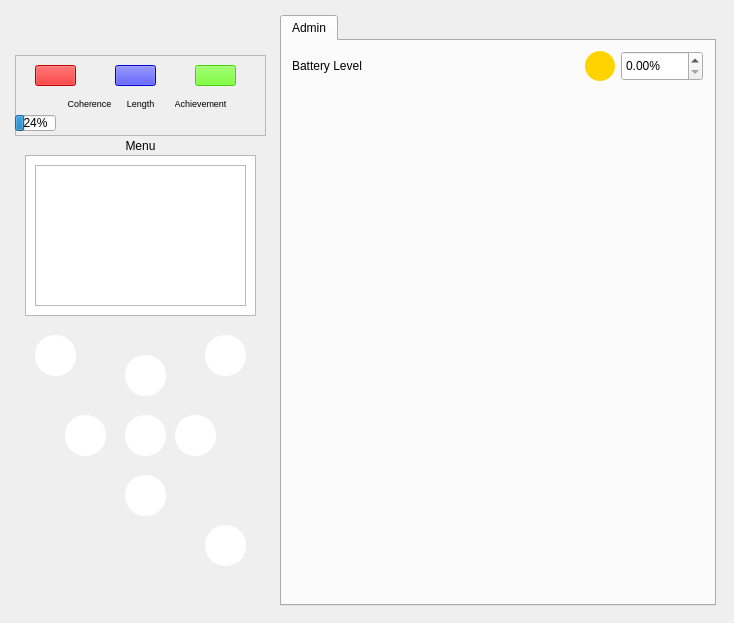
Before: the Qt Designer form ui/mainwindow.ui in code-monke/COMP3004B-Team-Project, drawn with Qt 5.
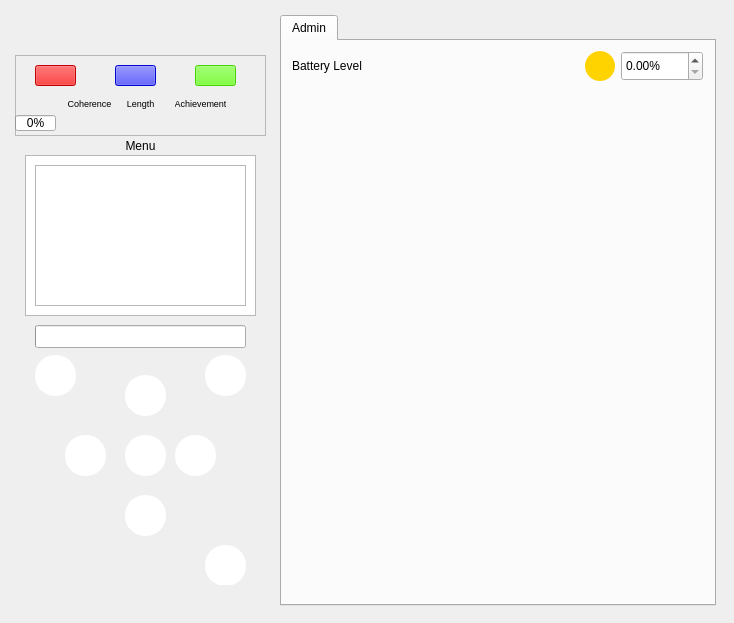
After: the same form once the commit is applied. Icons and pictures are not drawn.

Commit message:
inserted breath pacer in ui
progress bar made as breath pacer

Diff of the .ui file:
```diff
--- a/ui/mainwindow.ui
+++ b/ui/mainwindow.ui
@@ -69,7 +69,7 @@
         <property name="geometry">
          <rect>
           <x>110</x>
-          <y>380</y>
+          <y>400</y>
           <width>41</width>
           <height>41</height>
          </rect>
@@ -93,7 +93,7 @@
         <property name="geometry">
          <rect>
           <x>190</x>
-          <y>300</y>
+          <y>320</y>
           <width>41</width>
           <height>41</height>
          </rect>
@@ -117,7 +117,7 @@
         <property name="geometry">
          <rect>
           <x>20</x>
-          <y>300</y>
+          <y>320</y>
           <width>41</width>
           <height>41</height>
          </rect>
@@ -141,7 +141,7 @@
         <property name="geometry">
          <rect>
           <x>110</x>
-          <y>320</y>
+          <y>340</y>
           <width>41</width>
           <height>41</height>
          </rect>
@@ -165,7 +165,7 @@
         <property name="geometry">
          <rect>
           <x>160</x>
-          <y>380</y>
+          <y>400</y>
           <width>41</width>
           <height>41</height>
          </rect>
@@ -189,7 +189,7 @@
         <property name="geometry">
          <rect>
           <x>50</x>
-          <y>380</y>
+          <y>400</y>
           <width>41</width>
           <height>41</height>
          </rect>
@@ -213,7 +213,7 @@
         <property name="geometry">
          <rect>
           <x>110</x>
-          <y>440</y>
+          <y>460</y>
           <width>41</width>
           <height>41</height>
          </rect>
@@ -237,7 +237,7 @@
         <property name="geometry">
          <rect>
           <x>190</x>
-          <y>490</y>
+          <y>510</y>
           <width>41</width>
           <height>41</height>
          </rect>
@@ -407,7 +407,7 @@
           </rect>
          </property>
          <property name="value">
-          <number>24</number>
+          <number>0</number>
          </property>
         </widget>
         <widget class="QLabel" name="coherence">
@@ -474,6 +474,22 @@
          </property>
         </widget>
        </widget>
+       <widget class="QProgressBar" name="breathPacer">
+        <property name="geometry">
+         <rect>
+          <x>20</x>
+          <y>290</y>
+          <width>211</width>
+          <height>23</height>
+         </rect>
+        </property>
+        <property name="value">
+         <number>0</number>
+        </property>
+        <property name="textVisible">
+         <bool>false</bool>
+        </property>
+       </widget>
       </widget>
      </item>
      <item>
```
